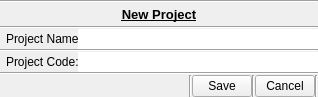
Above: appli/foundation/gui/foundation/_src/dial_newProject.ui from snaress/studio before the change. Below: the same form after it.
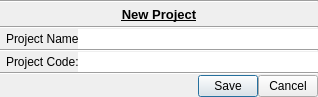
That is the form after the change.

Commit message: foundation: Add ProjectSettings UserGroups.Groups

```diff
--- a/appli/foundation/gui/foundation/_src/dial_newProject.ui
+++ b/appli/foundation/gui/foundation/_src/dial_newProject.ui
@@ -77,13 +77,6 @@
        </property>
       </spacer>
      </item>
-     <item>
-      <widget class="Line" name="line_5">
-       <property name="orientation">
-        <enum>Qt::Vertical</enum>
-       </property>
-      </widget>
-     </item>
      <item>
       <widget class="QPushButton" name="pb_save">
        <property name="minimumSize">
@@ -102,20 +95,13 @@
         <string>Save</string>
        </property>
        <property name="autoDefault">
-        <bool>false</bool>
+        <bool>true</bool>
        </property>
        <property name="flat">
         <bool>false</bool>
        </property>
       </widget>
      </item>
-     <item>
-      <widget class="Line" name="line_6">
-       <property name="orientation">
-        <enum>Qt::Vertical</enum>
-       </property>
-      </widget>
-     </item>
      <item>
       <widget class="QPushButton" name="pb_cancel">
        <property name="minimumSize">
@@ -134,20 +120,13 @@
         <string>Cancel</string>
        </property>
        <property name="autoDefault">
-        <bool>false</bool>
+        <bool>true</bool>
        </property>
        <property name="flat">
         <bool>false</bool>
        </property>
       </widget>
      </item>
-     <item>
-      <widget class="Line" name="line_7">
-       <property name="orientation">
-        <enum>Qt::Vertical</enum>
-       </property>
-      </widget>
-     </item>
     </layout>
    </item>
    <item row="5" column="0">
```
The commit also changes 24 other files.
